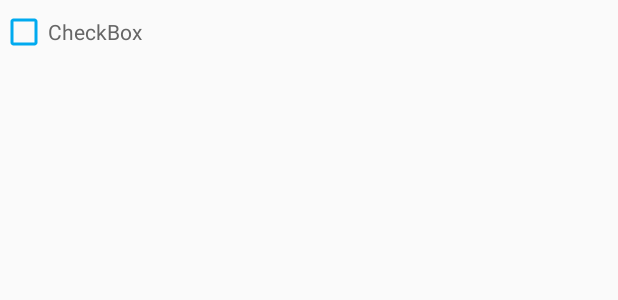
After one commit to D10NGYANG/DL10Dialog, an Android app: the layout dialog_select_view.xml on its own in the app's theme, with its tools: preview values and no code run, on a phone screen of 412 x 824 dp. The commit adds this screen. Shown: the top 300 px of the screen. Run offline under Robolectric (Android 15) with nearby library versions, the phone set to English and light mode, and no system bars.

Commit message:
增加多选弹窗；

```diff
--- a/app/src/main/res/layout/activity_main.xml
+++ b/app/src/main/res/layout/activity_main.xml
@@ -54,6 +54,12 @@
                     android:layout_height="wrap_content"
                     android:onClick="clickTimePickDialog"
                     android:text="时间选择弹窗" />
+
+                <Button
+                    android:layout_width="match_parent"
+                    android:layout_height="wrap_content"
+                    android:onClick="clickMultiSelectDialog"
+                    android:text="多选弹窗" />
             </LinearLayout>
         </ScrollView>
     </androidx.constraintlayout.widget.ConstraintLayout>
--- a/build.gradle
+++ b/build.gradle
@@ -8,7 +8,7 @@ buildscript {
 
     }
     dependencies {
-        classpath 'com.android.tools.build:gradle:3.6.0'
+        classpath 'com.android.tools.build:gradle:3.6.1'
         classpath "org.jetbrains.kotlin:kotlin-gradle-plugin:$kotlin_version"
 
         // NOTE: Do not place your application dependencies here; they belong
--- a/dialog/build.gradle
+++ b/dialog/build.gradle
@@ -11,7 +11,7 @@ android {
         minSdkVersion 21
         targetSdkVersion 29
         versionCode 1
-        versionName "1.0"
+        versionName "1.1"
 
         testInstrumentationRunner "androidx.test.runner.AndroidJUnitRunner"
         consumerProguardFiles 'consumer-rules.pro'
--- /dev/null
+++ b/dialog/src/main/res/layout/dialog_select_view.xml
@@ -0,0 +1,28 @@
+<?xml version="1.0" encoding="utf-8"?>
+<layout xmlns:android="http://schemas.android.com/apk/res/android"
+    xmlns:app="http://schemas.android.com/apk/res-auto"
+    xmlns:tools="http://schemas.android.com/tools">
+
+    <data>
+
+    </data>
+
+    <androidx.constraintlayout.widget.ConstraintLayout
+        android:layout_width="match_parent"
+        android:layout_height="wrap_content">
+
+        <CheckBox
+            android:id="@+id/cb_item"
+            android:layout_width="0dp"
+            android:layout_height="wrap_content"
+            android:layout_marginTop="5dp"
+            android:buttonTint="@color/colorTextTheme"
+            android:text="CheckBox"
+            android:textColor="@color/colorTextNormal"
+            android:textSize="14sp"
+            app:layout_constraintBottom_toBottomOf="parent"
+            app:layout_constraintEnd_toEndOf="parent"
+            app:layout_constraintStart_toStartOf="parent"
+            app:layout_constraintTop_toTopOf="parent" />
+    </androidx.constraintlayout.widget.ConstraintLayout>
+</layout>
```
Also changed, not shown: app/src/main/java/com/dlong/dl10dialog/MainActivity.kt (+40 -0 lines), dialog/src/main/java/com/dlong/dialog/MultiSelectDialog.kt (added, +64 -0 lines).
